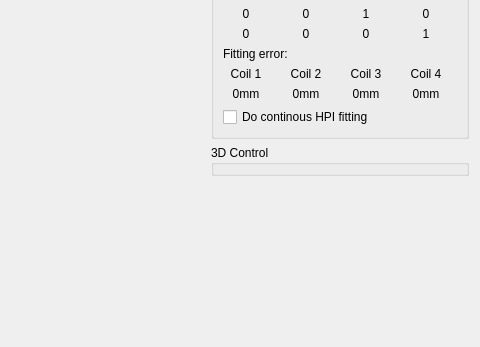
Above: applications/mne_scan/libs/scDisp/FormFiles/hpiwidget.ui from mne-tools/mne-cpp before the change; both pictures show x 306 to 786 and y 377 to 724 of the 786 by 724 pixel window. Below: the same form after it.
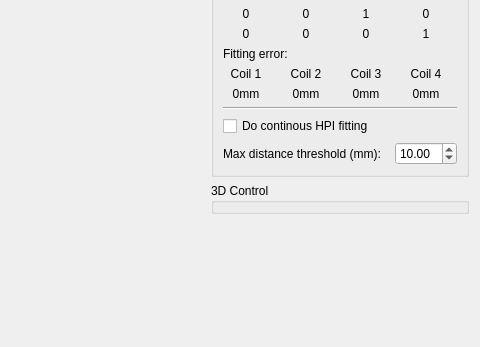
That is the form after the change.

Patch:
```diff
--- a/applications/mne_scan/libs/scDisp/FormFiles/hpiwidget.ui
+++ b/applications/mne_scan/libs/scDisp/FormFiles/hpiwidget.ui
@@ -184,6 +184,13 @@
         <string>2 - HPI fitting</string>
        </property>
        <layout class="QGridLayout" name="gridLayout">
+        <item row="17" column="3">
+         <widget class="QDoubleSpinBox" name="m_doubleSpinBox_maxHPIContinousDist">
+          <property name="value">
+           <double>10.000000000000000</double>
+          </property>
+         </widget>
+        </item>
         <item row="10" column="1">
          <widget class="QLabel" name="m_label_mat21">
           <property name="text">
@@ -553,13 +560,27 @@
           </property>
          </widget>
         </item>
-        <item row="15" column="0" colspan="4">
+        <item row="16" column="0" colspan="4">
          <widget class="QCheckBox" name="m_checkBox_continousHPI">
           <property name="text">
            <string>Do continous HPI fitting</string>
           </property>
          </widget>
         </item>
+        <item row="15" column="0" colspan="4">
+         <widget class="Line" name="line">
+          <property name="orientation">
+           <enum>Qt::Horizontal</enum>
+          </property>
+         </widget>
+        </item>
+        <item row="17" column="0" colspan="3">
+         <widget class="QLabel" name="label">
+          <property name="text">
+           <string>Max distance threshold (mm):</string>
+          </property>
+         </widget>
+        </item>
        </layout>
       </widget>
      </item>
```
